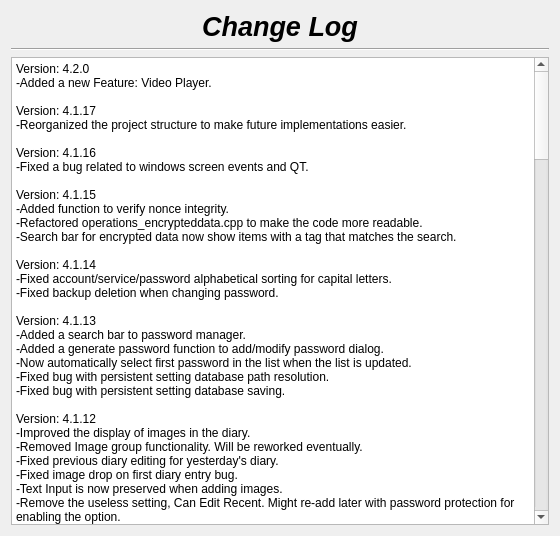
The window that changelog.ui (therealMaPMaKeR/MMDiary) describes before a commit, drawn with Qt 5.
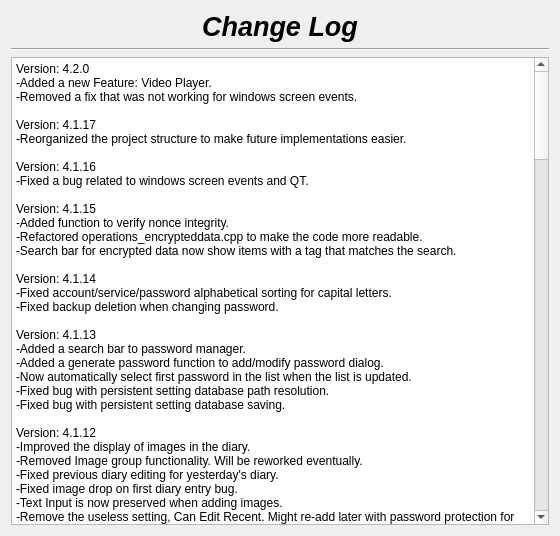
The same window after the commit.

Commit message:
removed fix for windows screen event
it was not working, ill deal with the bug later, I didn't want this fix to interfere with the features im currently working on since it doesnt even work to begin with

Patch:
```diff
--- a/changelog.ui
+++ b/changelog.ui
@@ -56,6 +56,7 @@
 li.checked::marker { content: &quot;\2612&quot;; }
 &lt;/style&gt;&lt;/head&gt;&lt;body style=&quot; font-family:'Segoe UI'; font-size:9pt; font-weight:400; font-style:normal;&quot;&gt;
 &lt;p style=&quot; margin-top:0px; margin-bottom:0px; margin-left:0px; margin-right:0px; -qt-block-indent:0; text-indent:0px;&quot;&gt;Version: 4.2.0&lt;br /&gt;-Added a new Feature: Video Player.&lt;/p&gt;
+&lt;p style=&quot; margin-top:0px; margin-bottom:0px; margin-left:0px; margin-right:0px; -qt-block-indent:0; text-indent:0px;&quot;&gt;-Removed a fix that was not working for windows screen events.&lt;/p&gt;
 &lt;p style=&quot;-qt-paragraph-type:empty; margin-top:0px; margin-bottom:0px; margin-left:0px; margin-right:0px; -qt-block-indent:0; text-indent:0px;&quot;&gt;&lt;br /&gt;&lt;/p&gt;
 &lt;p style=&quot; margin-top:0px; margin-bottom:0px; margin-left:0px; margin-right:0px; -qt-block-indent:0; text-indent:0px;&quot;&gt;Version: 4.1.17&lt;br /&gt;-Reorganized the project structure to make future implementations easier.&lt;br /&gt;&lt;br /&gt;Version: 4.1.16&lt;br /&gt;-Fixed a bug related to windows screen events and QT.&lt;/p&gt;
 &lt;p style=&quot;-qt-paragraph-type:empty; margin-top:0px; margin-bottom:0px; margin-left:0px; margin-right:0px; -qt-block-indent:0; text-indent:0px;&quot;&gt;&lt;br /&gt;&lt;/p&gt;
```
The commit also changes 2 other files.
